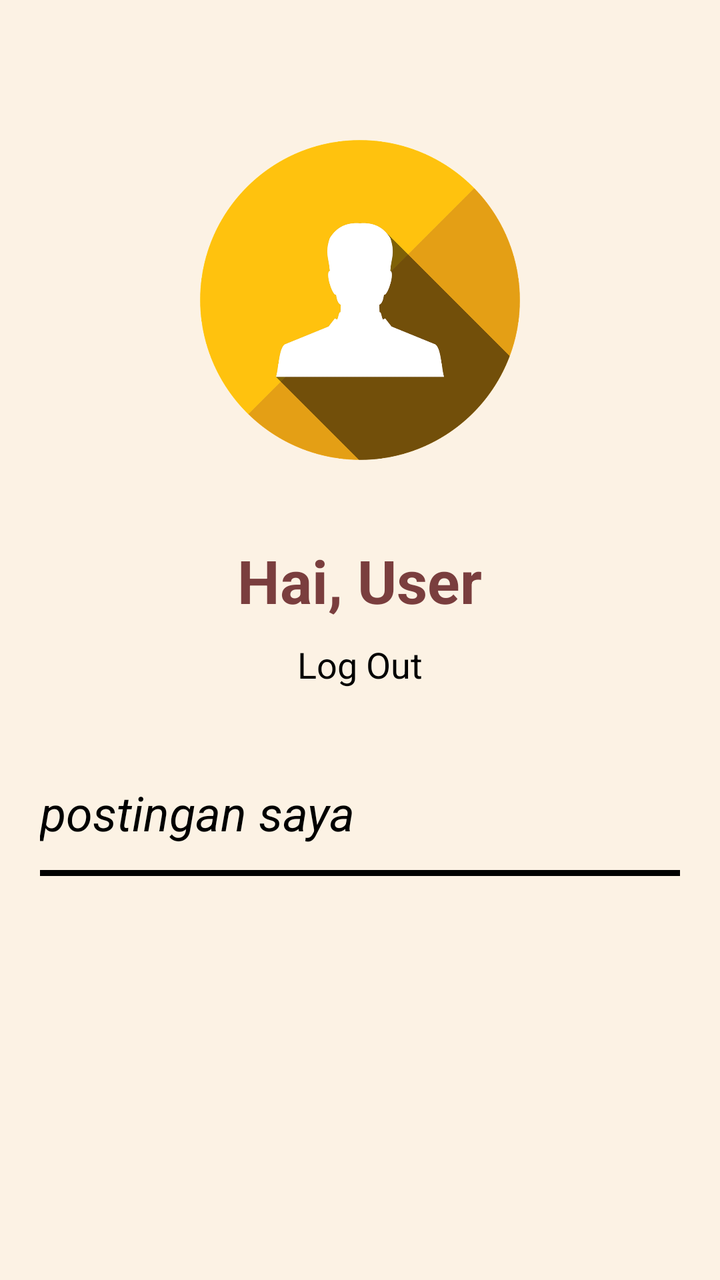
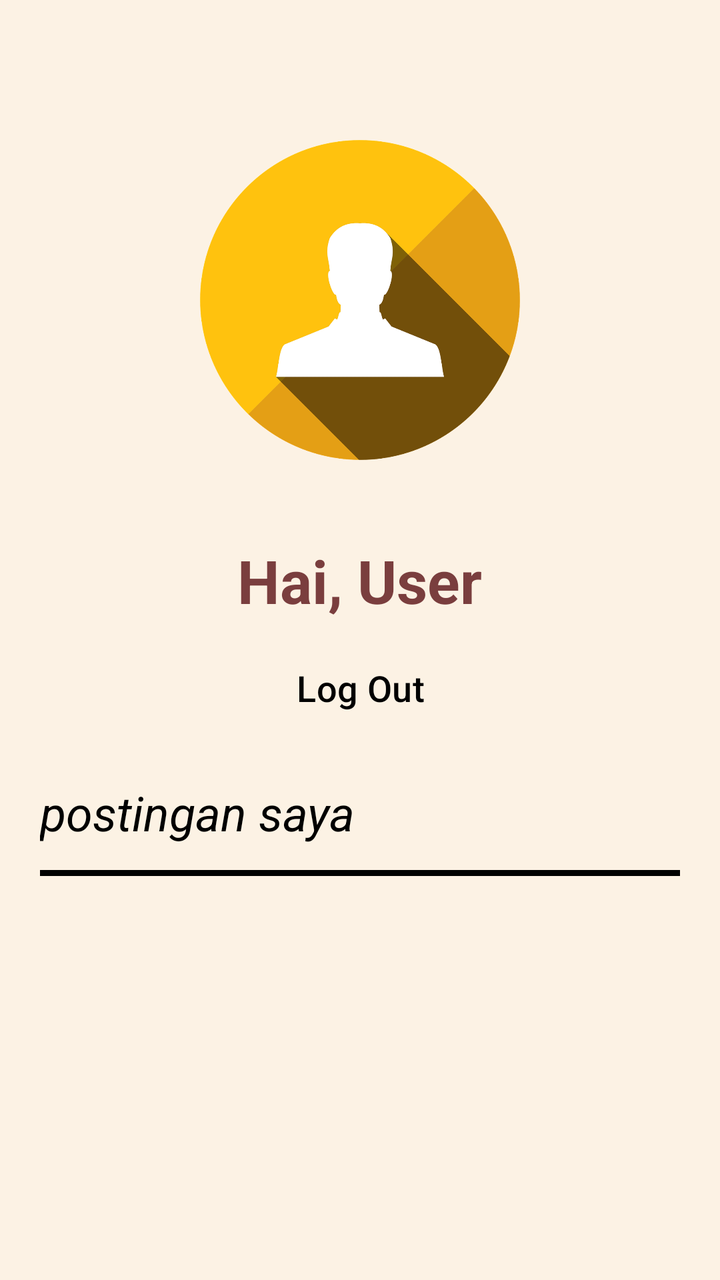

Two renders of the same Android screen: before a commit and after it. Below are the layout's source before the change and the commit's diff.
<!-- AndroidManifest.xml: application theme Theme.Food_Recipe_App -->
<!-- res/layout/fragment_profile_.xml -->
<?xml version="1.0" encoding="utf-8"?>
<FrameLayout xmlns:android="http://schemas.android.com/apk/res/android"
    xmlns:tools="http://schemas.android.com/tools"
    android:layout_width="match_parent"
    android:layout_height="match_parent"
    android:background="#fcf2e4"
    tools:context=".Profile_Fragment">

    
    <ImageView
        android:id="@+id/GambarProfil"
        android:layout_width="200dp"
        android:layout_height="200dp"
        android:layout_gravity="center_horizontal"
        android:layout_marginTop="50dp"
        android:src="@drawable/desaintanpa" />

    
    <TextView
        android:id="@+id/TextViewUsername"
        android:layout_width="wrap_content"
        android:layout_height="wrap_content"
        android:layout_gravity="center_horizontal"
        android:layout_marginTop="270dp"
        android:text="Hai, User"
        android:textColor="#7A3E3E"
        android:textSize="30sp"
        android:textStyle="bold" />

    
    <TextView
        android:id="@+id/BtnLogout"
        android:layout_width="wrap_content"
        android:layout_height="wrap_content"
        android:layout_gravity="center_horizontal"
        android:layout_marginTop="320dp"
        android:text="Log Out"
        android:textColor="#000000"
        android:textSize="18sp" />

    
    <TextView
        android:id="@+id/TxtPostingan"
        android:layout_width="wrap_content"
        android:layout_height="wrap_content"
        android:layout_marginStart="20dp"
        android:layout_marginTop="390dp"
        android:text="postingan saya"
        android:textColor="#000000"
        android:textSize="24sp"
        android:textStyle="italic" />

    
    <View
        android:layout_width="match_parent"
        android:layout_height="3dp"
        android:layout_marginStart="20dp"
        android:layout_marginTop="435dp"
        android:layout_marginEnd="20dp"
        android:background="#000000" />

    
    <androidx.recyclerview.widget.RecyclerView
        android:id="@+id/recyclerPostingan"
        android:layout_width="match_parent"
        android:layout_height="match_parent"
        android:layout_marginTop="450dp"
        android:padding="20dp" />

</FrameLayout>
<!-- resources referenced by this layout -->
<resources>
  <!-- drawable desaintanpa: png bitmap (drawable, 99988 bytes) -->
  <style name="Theme.Food_Recipe_App" parent="Base.Theme.Food_Recipe_App" />
  <style name="Base.Theme.Food_Recipe_App" parent="Theme.Material3.DayNight.NoActionBar">
          
          
      </style>
</resources>

<!-- the commit's change to res/layout/fragment_profile_.xml (unified diff, before → after) -->
@@ -28,13 +28,14 @@
         android:textStyle="bold" />
 
     
-    <TextView
+    <Button
         android:id="@+id/BtnLogout"
         android:layout_width="wrap_content"
         android:layout_height="wrap_content"
         android:layout_gravity="center_horizontal"
         android:layout_marginTop="320dp"
         android:text="Log Out"
+        android:background="@android:color/transparent"
         android:textColor="#000000"
         android:textSize="18sp" />
 
